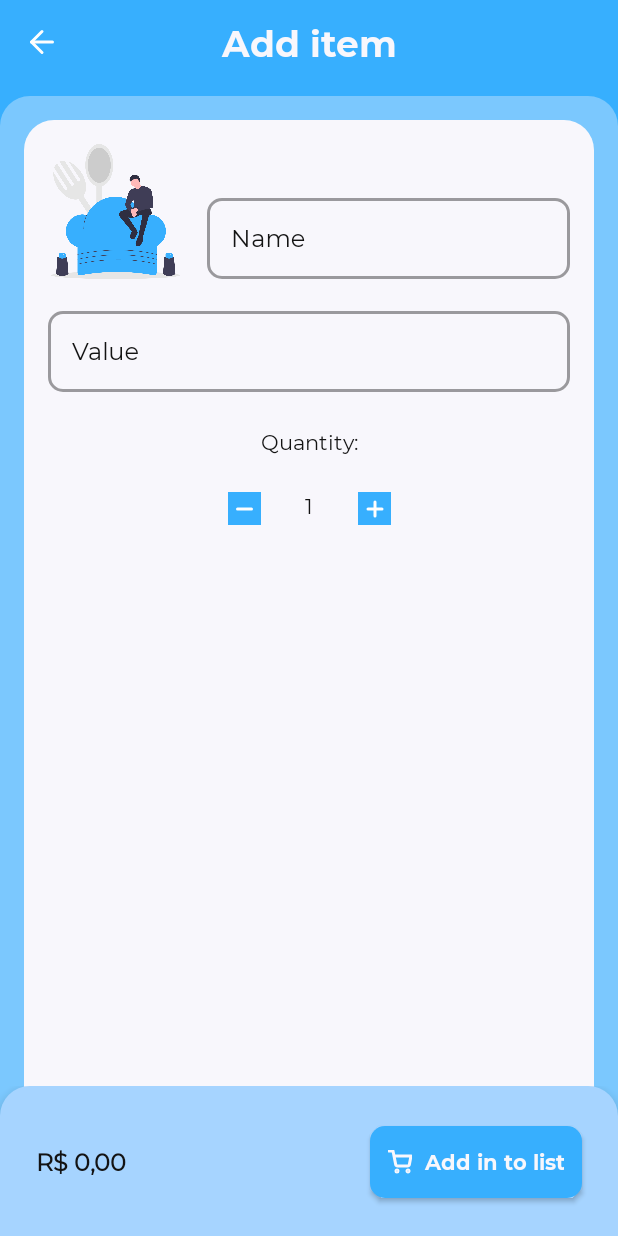
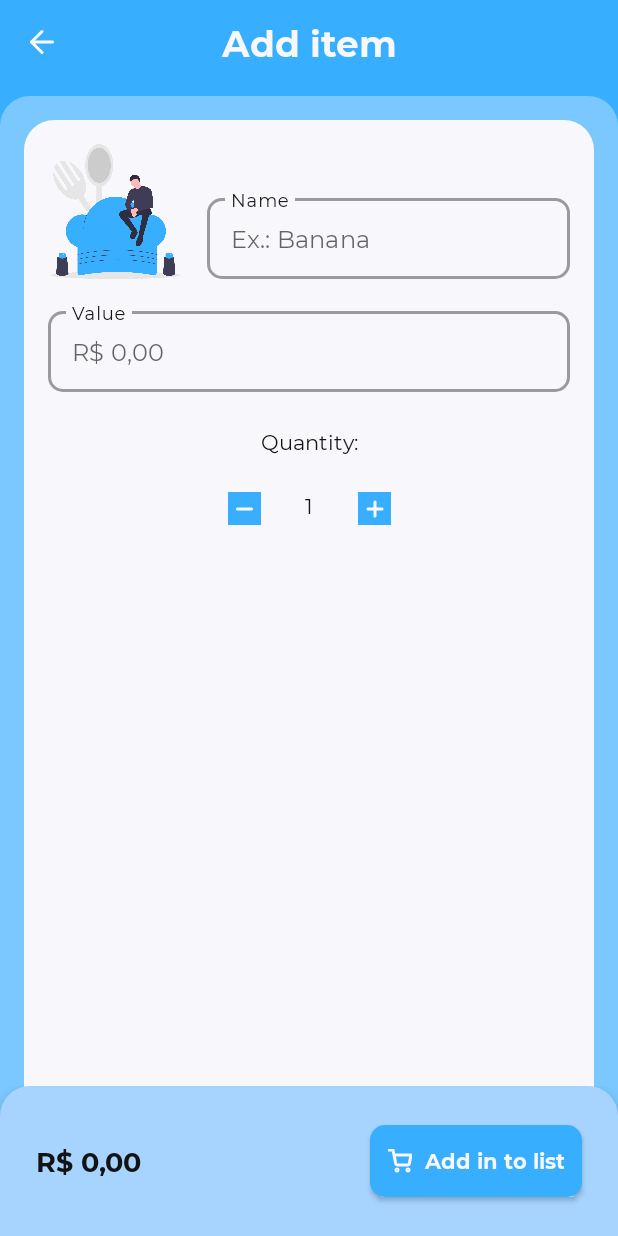
Before and after one commit to Alvarenga-Dev/Marketplace-List, an Android app: the AddFragment screen opened through its navigation route, on a phone screen of 412 x 824 dp. Run offline under Robolectric (Android 15) with nearby library versions, the phone set to English and light mode, and no system bars.

Commit message:
style: update screens

```diff
--- a/app/src/main/res/layout/component_footer.xml
+++ b/app/src/main/res/layout/component_footer.xml
@@ -9,13 +9,12 @@
 
     <TextView
         android:id="@+id/tvCartValue"
+        style="@style/TitleStyle"
         android:layout_width="wrap_content"
         android:layout_height="wrap_content"
         android:layout_marginStart="24dp"
         android:layout_marginTop="32dp"
         android:layout_marginBottom="32dp"
-        android:textSize="@dimen/bigText"
-        android:textStyle="bold"
         app:layout_constraintBottom_toBottomOf="parent"
         app:layout_constraintStart_toStartOf="parent"
         app:layout_constraintTop_toTopOf="parent"
--- a/app/src/main/res/layout/fragment_add.xml
+++ b/app/src/main/res/layout/fragment_add.xml
@@ -83,6 +83,8 @@
                 android:layout_marginStart="16dp"
                 android:layout_marginEnd="16dp"
                 android:hint="@string/title_name_item"
+                app:hintEnabled="true"
+                app:expandedHintEnabled="false"
                 app:layout_constraintBottom_toBottomOf="@+id/ivCooking"
                 app:layout_constraintEnd_toEndOf="parent"
                 app:layout_constraintStart_toEndOf="@+id/ivCooking"
@@ -91,6 +93,7 @@
 
                 <com.google.android.material.textfield.TextInputEditText
                     style="@style/TextInputEditTextStyle"
+                    android:hint="Ex.: Banana"
                     android:layout_width="match_parent"
                     android:layout_height="wrap_content" />
 
@@ -105,12 +108,15 @@
                 android:layout_marginTop="16dp"
                 android:layout_marginEnd="16dp"
                 android:hint="@string/title_value_item"
+                app:hintEnabled="true"
+                app:expandedHintEnabled="false"
                 app:layout_constraintEnd_toEndOf="parent"
                 app:layout_constraintStart_toStartOf="parent"
                 app:layout_constraintTop_toBottomOf="@+id/tfNameItem">
 
                 <com.google.android.material.textfield.TextInputEditText
                     style="@style/TextInputEditTextStyle"
+                    android:hint="R$ 0,00"
                     android:layout_width="match_parent"
                     android:layout_height="wrap_content"
                     android:inputType="numberSigned" />
```
